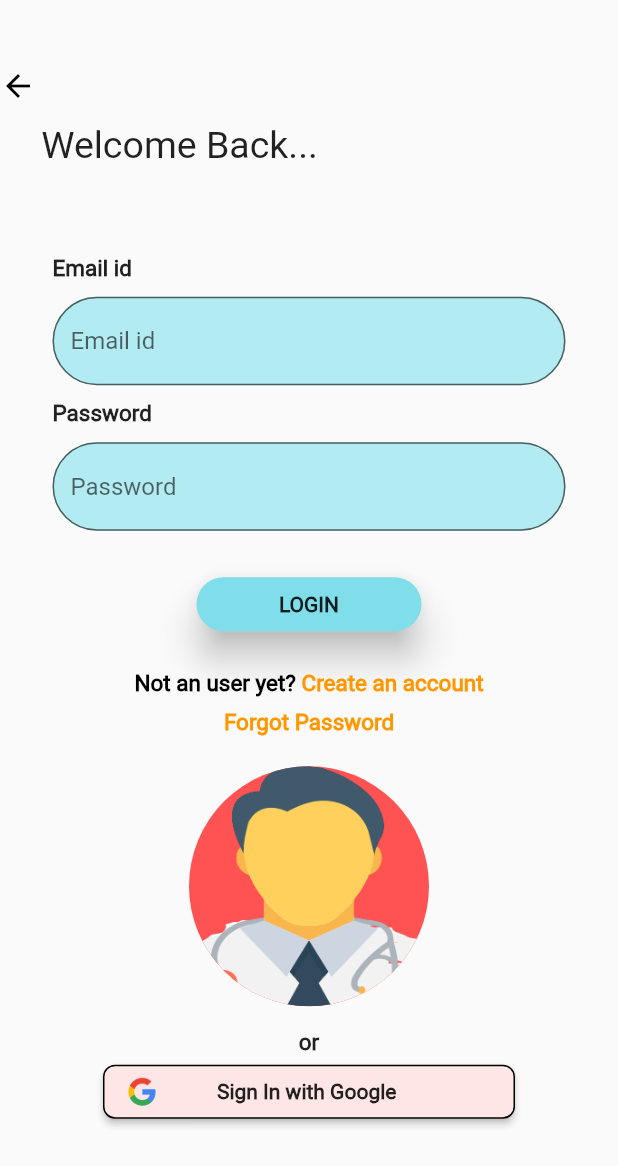
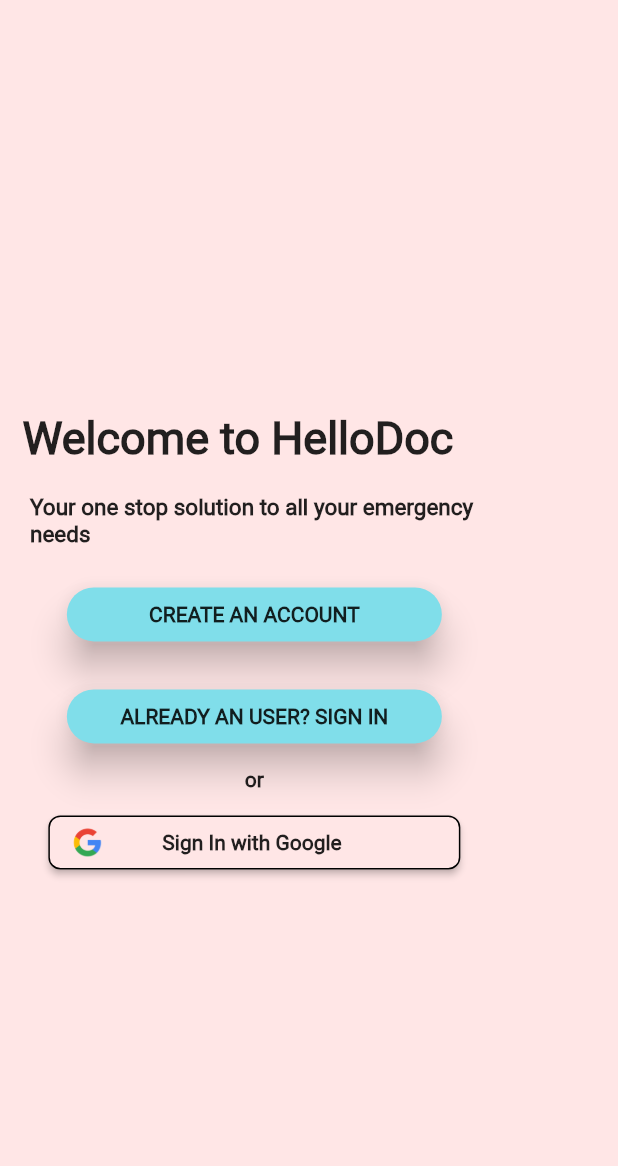
Before and after one commit to sanscript-tech/medical-emergency-flutter-node, a Flutter app: the screen it shows after launch, on a phone screen of 412 x 824 dp. Shown: the top 1166 px of the screen. Run offline on Flutter 3.47's test engine with Material 2 defaults, Android fonts, the phone set to English and light mode, and no system bars.

Commit message:
Dashboard

```diff
--- a/frontend/lib/main.dart
+++ b/frontend/lib/main.dart
@@ -1,5 +1,5 @@
 import 'package:flutter/material.dart';
-import 'package:frontend/pages/login_page.dart';
+import 'package:frontend/pages/dashboard_page.dart';
 
 void main() {
   runApp(MyApp());
@@ -11,7 +11,7 @@ class MyApp extends StatelessWidget {
   Widget build(BuildContext context) {
     return MaterialApp(
       title: 'Flutter Demo',
-      home: LoginPage(),
+      home: Dashboard(),
       debugShowCheckedModeBanner: false,
     );
   }
--- /dev/null
+++ b/frontend/lib/pages/dashboard_page.dart
@@ -0,0 +1,123 @@
+import 'package:flutter/material.dart';
+
+class Dashboard extends StatelessWidget {
+  @override
+  Widget build(BuildContext context) {
+    double device_height = MediaQuery.of(context).size.height;
+    double device_width = MediaQuery.of(context).size.width;
+
+    Widget _createAccountButton() {
+      return SizedBox(
+        width: 250.0,
+        child: RaisedButton(
+            onPressed: () => print("Login Button pressed"),
+            color: Colors.cyan.shade200,
+            elevation: 10.0,
+            shape: RoundedRectangleBorder(
+                borderRadius: BorderRadius.circular(30.0)),
+            child: Text(
+              "CREATE AN ACCOUNT",
+              style:
+                  TextStyle(fontFamily: "Roboto", fontWeight: FontWeight.bold),
+            )),
+      );
+    }
+
+    Widget _signInButton() {
+      return SizedBox(
+        width: 250.0,
+        child: RaisedButton(
+            onPressed: () => print("Login Button pressed"),
+            color: Colors.cyan.shade200,
+            elevation: 10.0,
+            shape: RoundedRectangleBorder(
+                borderRadius: BorderRadius.circular(30.0)),
+            child: Text(
+              "ALREADY AN USER? SIGN IN",
+              style:
+                  TextStyle(fontFamily: "Roboto", fontWeight: FontWeight.bold),
+            )),
+      );
+    }
+
+    Widget _googleSignInButton() {
+      return SizedBox(
+        width: device_width / 1.5,
+        child: RaisedButton(
+          shape: RoundedRectangleBorder(
+              borderRadius: BorderRadius.circular(8.0),
+              side: BorderSide(color: Colors.black)),
+          color: Color(0xFFFFE6E6),
+          onPressed: () => print("Google Sign In"),
+          child: Row(
+            children: [
+              Image.asset(
+                'assets/images/google.png',
+                height: 20.0,
+                width: 20.0,
+              ),
+              SizedBox(
+                width: 40,
+              ),
+              Text(
+                "Sign In with Google",
+                style: TextStyle(fontWeight: FontWeight.bold),
+              )
+            ],
+          ),
+        ),
+      );
+    }
+
+    return Scaffold(
+      body: Container(
+        height: double.infinity,
+        width: double.infinity,
+        color: Color(0xFFFFE6E6),
+        child: Stack(
+          children: [
+            Positioned(
+              top: device_height / 3,
+              left: 15.0,
+              child: Text(
+                "Welcome to HelloDoc",
+                style: TextStyle(
+                    fontFamily: "Roboto",
+                    fontSize: 30.0,
+                    fontWeight: FontWeight.bold),
+              ),
+            ),
+            Container(
+                padding: EdgeInsets.symmetric(horizontal: 20),
+                child: SingleChildScrollView(
+                  child: Column(
+                    crossAxisAlignment: CrossAxisAlignment.center,
+                    mainAxisAlignment: MainAxisAlignment.center,
+                    children: [
+                      SizedBox(height: device_height * .4),
+                      Text(
+                        "Your one stop solution to all your emergency \nneeds",
+                        style: TextStyle(
+                            fontWeight: FontWeight.bold, fontSize: 15.0),
+                      ),
+                      SizedBox(height: 20),
+                      _createAccountButton(),
+                      SizedBox(height: 20),
+                      _signInButton(),
+                      SizedBox(height: 10),
+                      Text(
+                        "or",
+                        style: TextStyle(
+                            fontFamily: "Roboto", fontWeight: FontWeight.bold),
+                      ),
+                      SizedBox(height: 10),
+                      _googleSignInButton()
+                    ],
+                  ),
+                ))
+          ],
+        ),
+      ),
+    );
+  }
+}
```
